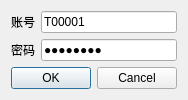
First picture: the form in logindialog.ui, repository StevenChenSE/CourseManagement, before the edit.
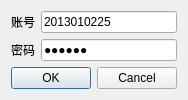
Second picture: the form after the edit.

Patch:
```diff
--- a/logindialog.ui
+++ b/logindialog.ui
@@ -26,7 +26,7 @@
      <item row="0" column="1">
       <widget class="QLineEdit" name="id">
        <property name="text">
-        <string>T00001</string>
+        <string>2013010225</string>
        </property>
       </widget>
      </item>
@@ -40,7 +40,7 @@
      <item row="1" column="1">
       <widget class="QLineEdit" name="password">
        <property name="text">
-        <string>88888888</string>
+        <string>123456</string>
        </property>
        <property name="echoMode">
         <enum>QLineEdit::Password</enum>
```
